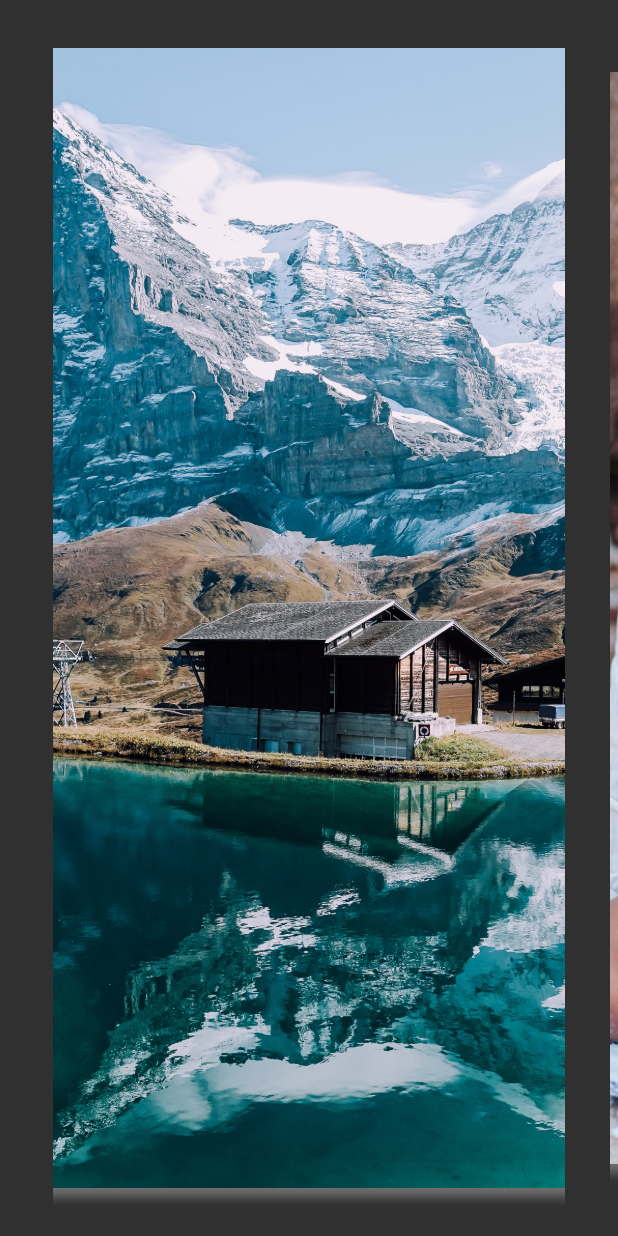
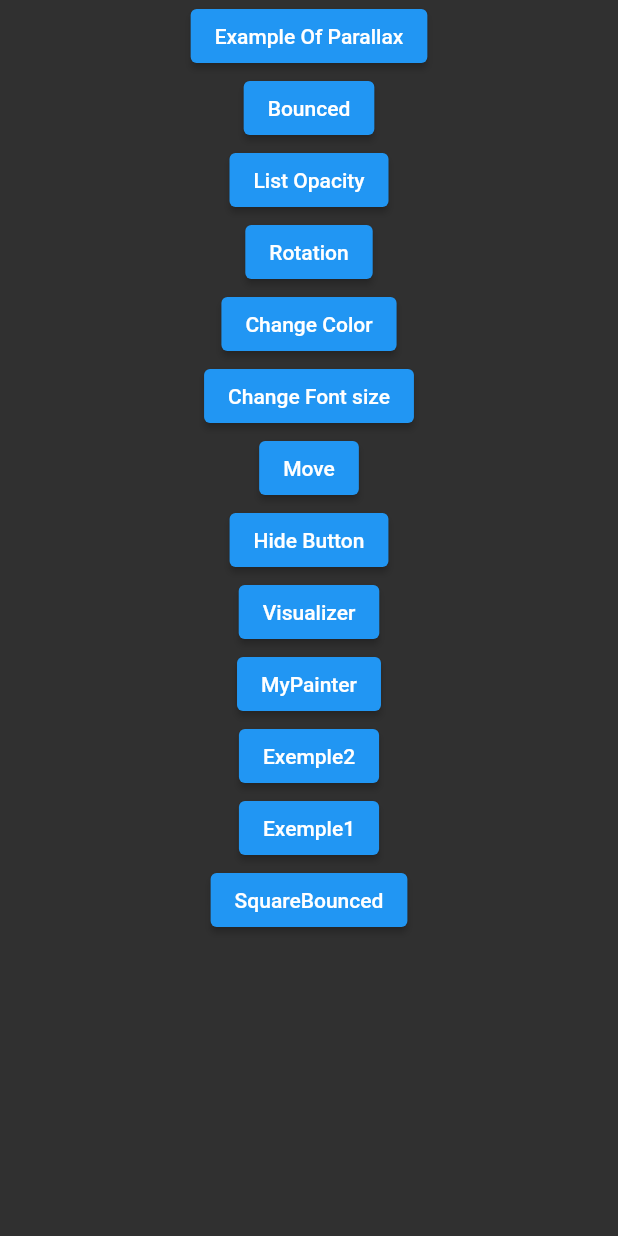
Before and after one commit to PrinceLeBon/animation, a Flutter app: the screen it shows after launch, on a phone screen of 412 x 824 dp. Run offline on Flutter 3.47's test engine with Material 2 defaults, Android fonts, the phone set to English and light mode, and no system bars.

Commit message:
List of animation

```diff
--- a/lib/exemple1.dart
+++ b/lib/exemple1.dart
@@ -32,6 +32,7 @@ class _MyHomePageState extends State<MyHomePage>
   @override
   Widget build(BuildContext context) {
     return Scaffold(
+        appBar: AppBar(),
         body: Center(
             child: AnimatedBuilder(
                 animation: _controller,
--- a/lib/exemple2.dart
+++ b/lib/exemple2.dart
@@ -11,6 +11,7 @@ class _Exemple2State extends State<Exemple2> {
   @override
   Widget build(BuildContext context) {
     return Scaffold(
+      appBar: AppBar(),
       body: Container(
         margin: MediaQuery.of(context).padding,
         child: Row(
--- a/lib/implicit_animation/difficult/difficult_one.dart
+++ b/lib/implicit_animation/difficult/difficult_one.dart
@@ -29,6 +29,7 @@ class _ExampleParallaxState extends State<ExampleParallax> {
   @override
   Widget build(BuildContext context) {
     return Scaffold(
+      appBar: AppBar(),
       body: Container(
         margin: MediaQuery.of(context).padding,
         child: PageView.builder(
--- a/lib/implicit_animation/easy/easy_five.dart
+++ b/lib/implicit_animation/easy/easy_five.dart
@@ -14,6 +14,7 @@ class _EasyFiveState extends State<EasyFive> {
   @override
   Widget build(BuildContext context) {
     return Scaffold(
+      appBar: AppBar(),
       body: Center(
         child: Column(
           mainAxisAlignment: MainAxisAlignment.center,
--- a/lib/implicit_animation/easy/easy_four.dart
+++ b/lib/implicit_animation/easy/easy_four.dart
@@ -13,6 +13,7 @@ class _EasyFourState extends State<EasyFour> {
   @override
   Widget build(BuildContext context) {
     return Scaffold(
+      appBar: AppBar(),
       body: Center(
         child: Column(
           mainAxisAlignment: MainAxisAlignment.center,
--- a/lib/implicit_animation/easy/easy_one.dart
+++ b/lib/implicit_animation/easy/easy_one.dart
@@ -13,6 +13,7 @@ class _EasyOneState extends State<EasyOne> {
   @override
   Widget build(BuildContext context) {
     return Scaffold(
+      appBar: AppBar(),
       body: Center(
         child: Column(
           mainAxisAlignment: MainAxisAlignment.center,
--- a/lib/implicit_animation/easy/easy_three.dart
+++ b/lib/implicit_animation/easy/easy_three.dart
@@ -13,6 +13,7 @@ class _EasyThreeState extends State<EasyThree> {
   @override
   Widget build(BuildContext context) {
     return Scaffold(
+      appBar: AppBar(),
       body: Center(
         child: Column(
           mainAxisAlignment: MainAxisAlignment.center,
--- a/lib/implicit_animation/easy/easy_two.dart
+++ b/lib/implicit_animation/easy/easy_two.dart
@@ -13,6 +13,7 @@ class _EasyTwoState extends State<EasyTwo> {
   @override
   Widget build(BuildContext context) {
     return Scaffold(
+      appBar: AppBar(),
       body: Center(
         child: Column(
           mainAxisAlignment: MainAxisAlignment.center,
--- a/lib/implicit_animation/medium/medium_three.dart
+++ b/lib/implicit_animation/medium/medium_three.dart
@@ -13,6 +13,7 @@ class _MediumThreeState extends State<MediumThree> {
   @override
   Widget build(BuildContext context) {
     return Scaffold(
+      appBar: AppBar(),
       body: Center(
         child: Column(
           mainAxisAlignment: MainAxisAlignment.center,
--- a/lib/implicit_animation/medium/medium_two.dart
+++ b/lib/implicit_animation/medium/medium_two.dart
@@ -13,6 +13,7 @@ class _MediumTwoState extends State<MediumTwo> {
   @override
   Widget build(BuildContext context) {
     return Scaffold(
+      appBar: AppBar(),
       body: Center(
         child: Column(
           mainAxisAlignment: MainAxisAlignment.center,
--- /dev/null
+++ b/lib/list.dart
@@ -0,0 +1,141 @@
+import 'package:animation/exemple2.dart';
+import 'package:animation/implicit_animation/easy/easy_five.dart';
+import 'package:animation/implicit_animation/easy/easy_four.dart';
+import 'package:animation/implicit_animation/easy/easy_one.dart';
+import 'package:animation/implicit_animation/easy/easy_three.dart';
+import 'package:animation/implicit_animation/easy/easy_two.dart';
+import 'package:animation/implicit_animation/medium/medium_three.dart';
+import 'package:animation/implicit_animation/medium/medium_two.dart';
+import 'package:animation/square_bounce.dart';
+import 'package:animation/visualizer.dart';
+import 'package:flutter/material.dart';
+import 'custom_painter.dart';
+import 'exemple1.dart';
+import 'implicit_animation/difficult/difficult_one.dart';
+
+class ListOfAnimation extends StatelessWidget {
+  const ListOfAnimation({super.key});
+
+  @override
+  Widget build(BuildContext context) {
+    return Scaffold(
+      body: Container(
+        margin: MediaQuery.of(context).padding,
+        child: SingleChildScrollView(
+          child: Center(
+            child: Column(
+              mainAxisAlignment: MainAxisAlignment.center,
+              crossAxisAlignment: CrossAxisAlignment.center,
+              children: [
+                ElevatedButton(
+                    onPressed: () {
+                      Navigator.of(context)
+                          .push(MaterialPageRoute(builder: (context) {
+                        return const ExampleParallax();
+                      }));
+                    },
+                    child: const Text("Example Of Parallax")),
+                ElevatedButton(
+                    onPressed: () {
+                      Navigator.of(context)
+                          .push(MaterialPageRoute(builder: (context) {
+                        return const MediumThree();
+                      }));
+                    },
+                    child: const Text("Bounced")),
+                ElevatedButton(
+                    onPressed: () {
+                      Navigator.of(context)
+                          .push(MaterialPageRoute(builder: (context) {
+                        return const MediumTwo();
+                      }));
+                    },
+                    child: const Text("List Opacity")),
+                ElevatedButton(
+                    onPressed: () {
+                      Navigator.of(context)
+                          .push(MaterialPageRoute(builder: (context) {
+                        return const EasyFive();
+                      }));
+                    },
+                    child: const Text("Rotation")),
+                ElevatedButton(
+                    onPressed: () {
+                      Navigator.of(context)
+                          .push(MaterialPageRoute(builder: (context) {
+                        return const EasyFour();
+                      }));
+                    },
+                    child: const Text("Change Color")),
+                ElevatedButton(
+                    onPressed: () {
+                      Navigator.of(context)
+                          .push(MaterialPageRoute(builder: (context) {
+                        return const EasyThree();
+                      }));
+                    },
+                    child: const Text("Change Font size")),
+                ElevatedButton(
+                    onPressed: () {
+                      Navigator.of(context)
+                          .push(MaterialPageRoute(builder: (context) {
+                        return const EasyTwo();
+                      }));
+                    },
+                    child: const Text("Move")),
+                ElevatedButton(
+                    onPressed: () {
+                      Navigator.of(context)
+                          .push(MaterialPageRoute(builder: (context) {
+                        return const EasyOne();
+                      }));
+                    },
+                    child: const Text("Hide Button")),
+                ElevatedButton(
+                    onPressed: () {
+                      Navigator.of(context)
+                          .push(MaterialPageRoute(builder: (context) {
+                        return const Visualizer();
+                      }));
+                    },
+                    child: const Text("Visualizer")),
+                ElevatedButton(
+                    onPressed: () {
+                      Navigator.of(context)
+                          .push(MaterialPageRoute(builder: (context) {
+                        return const MyPainter();
+                      }));
+                    },
+                    child: const Text("MyPainter")),
+                ElevatedButton(
+                    onPressed: () {
+                      Navigator.of(context)
+                          .push(MaterialPageRoute(builder: (context) {
+                        return const Exemple2();
+                      }));
+                    },
+                    child: const Text("Exemple2")),
+                ElevatedButton(
+                    onPressed: () {
+                      Navigator.of(context)
+                          .push(MaterialPageRoute(builder: (context) {
+                        return const MyHomePage();
+                      }));
+                    },
+                    child: const Text("Exemple1")),
+                ElevatedButton(
+                    onPressed: () {
+                      Navigator.of(context)
+                          .push(MaterialPageRoute(builder: (context) {
+                        return const SquareBounced();
+                      }));
+                    },
+                    child: const Text("SquareBounced")),
+              ],
+            ),
+          ),
+        ),
+      ),
+    );
+  }
+}
--- a/lib/main.dart
+++ b/lib/main.dart
@@ -1,5 +1,6 @@
 import 'package:flutter/material.dart';
 import 'implicit_animation/difficult/difficult_one.dart';
+import 'list.dart';
 
 void main() {
   runApp(const MyApp());
@@ -15,7 +16,7 @@ class MyApp extends StatelessWidget {
       darkTheme: ThemeData(brightness: Brightness.dark),
       debugShowCheckedModeBanner: false,
       debugShowMaterialGrid: false,
-      home: const ExampleParallax(),
+      home: const ListOfAnimation(),
     );
   }
 }
```
